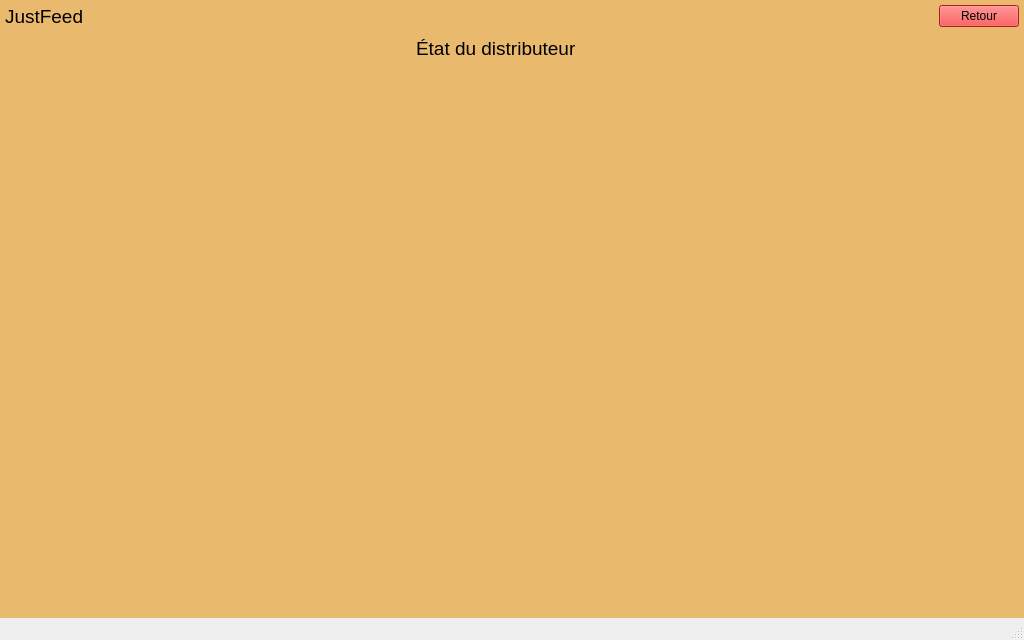
Qt form just-feed/ihmjustfeed.ui (btssn-lasalle-84/just-feed-2022) before a commit.
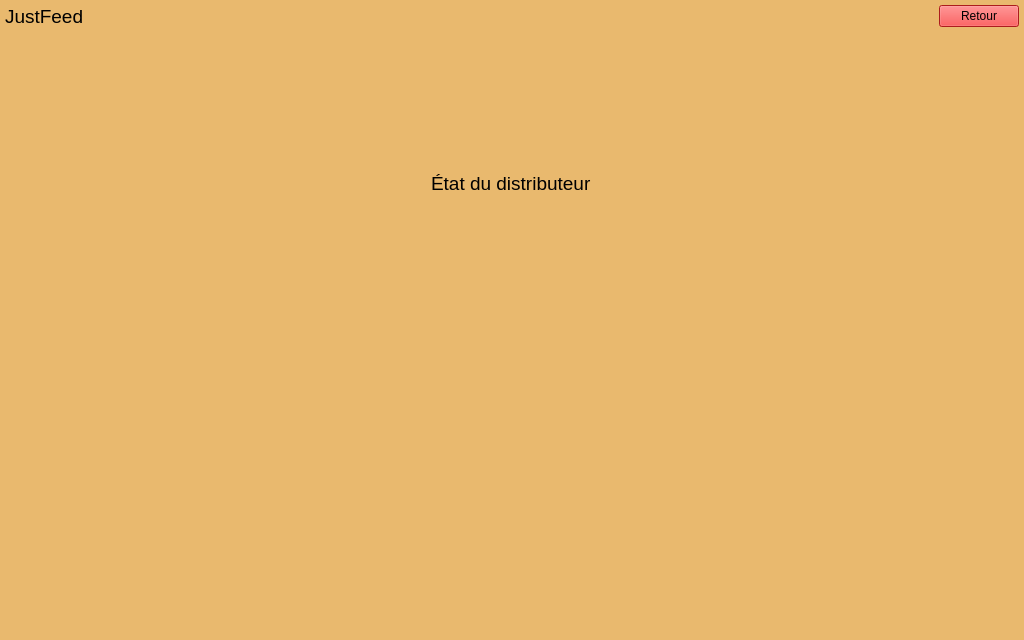
The same form after that commit. The open tabs and pages were chosen to show the change.

Commit message: JFEED22-10 Ajoute exemple de sélection du distributeur

What changed in the file:
```diff
--- a/just-feed/ihmjustfeed.ui
+++ b/just-feed/ihmjustfeed.ui
@@ -1045,15 +1045,9 @@
        </layout>
       </widget>
       <widget class="QWidget" name="pageDistributeur">
+       <layout class="QVBoxLayout" name="verticalLayout_2">
+        <item alignment="Qt::AlignHCenter">
        <widget class="QLabel" name="labelEtatDistributeur">
-        <property name="geometry">
-         <rect>
-          <x>411</x>
-          <y>9</y>
-          <width>192</width>
-          <height>22</height>
-         </rect>
-        </property>
         <property name="font">
          <font>
           <pointsize>14</pointsize>
@@ -1063,6 +1057,22 @@
          <string>État du distributeur</string>
         </property>
        </widget>
+        </item>
+        <item alignment="Qt::AlignHCenter">
+         <widget class="QLabel" name="labelNomDistributeur">
+          <property name="font">
+           <font>
+            <pointsize>12</pointsize>
+            <weight>75</weight>
+            <bold>true</bold>
+           </font>
+          </property>
+          <property name="text">
+           <string/>
+          </property>
+         </widget>
+        </item>
+       </layout>
       </widget>
       <widget class="QWidget" name="pageIntervention">
        <widget class="QLabel" name="labelPlanificationIntervention">
@@ -1108,17 +1118,6 @@
     </item>
    </layout>
   </widget>
-  <widget class="QMenuBar" name="menubar">
-   <property name="geometry">
-    <rect>
-     <x>0</x>
-     <y>0</y>
-     <width>1024</width>
-     <height>22</height>
-    </rect>
-   </property>
-  </widget>
-  <widget class="QStatusBar" name="statusbar"/>
  </widget>
  <resources/>
  <connections/>
```
Left out of the diff: 2 changed lines with no effect on the pictures. Lines whose indentation alone changed are shown as unchanged. The commit also changes 2 other files.
